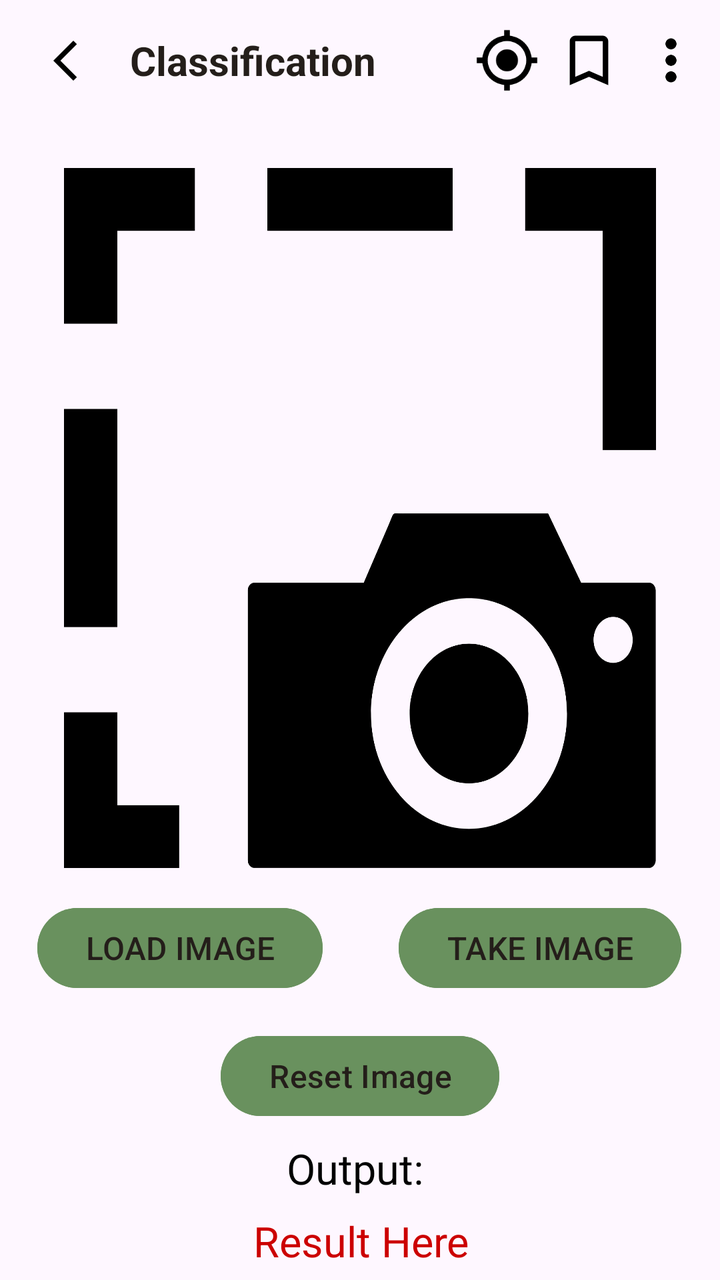
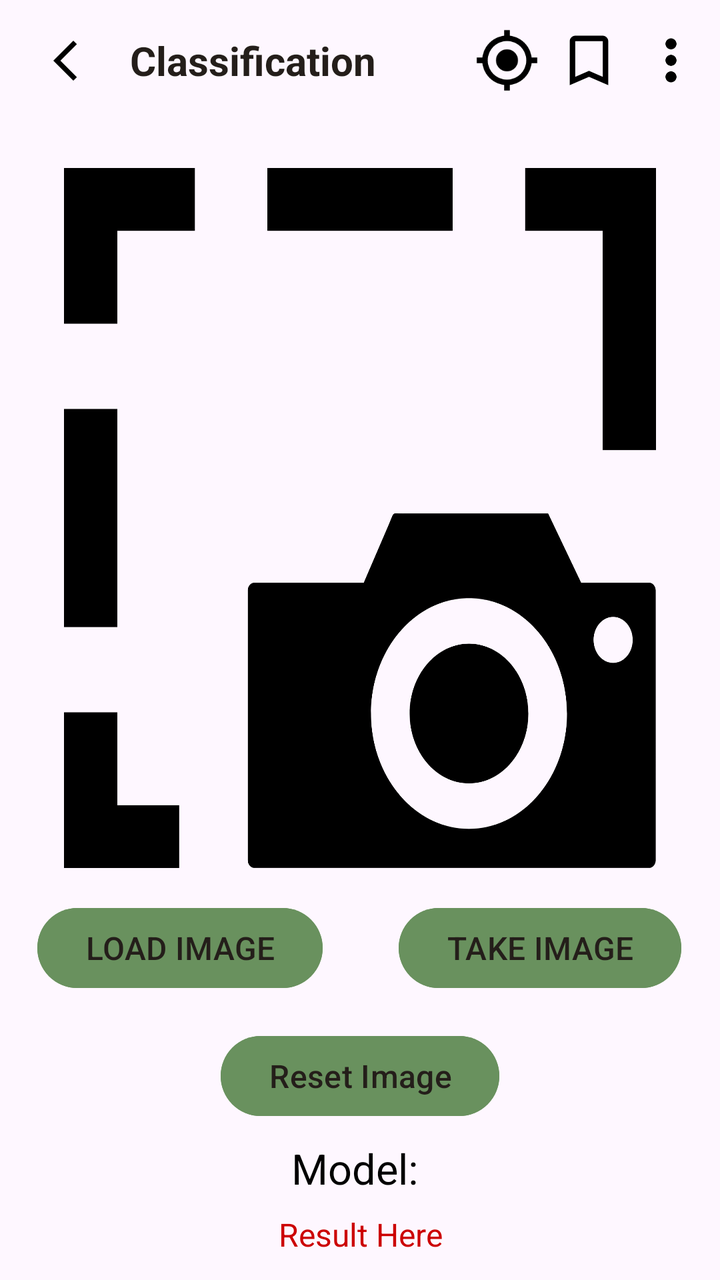

An Android layout rendered at two revisions. The XML below is the earlier revision; the diff shows what the commit changed to produce the second picture.
<!-- AndroidManifest.xml: application theme Theme.SkripsiApp -->
<!-- res/layout/fragment_detail_bookmark.xml -->
<?xml version="1.0" encoding="utf-8"?>
<ScrollView xmlns:android="http://schemas.android.com/apk/res/android"
    xmlns:app="http://schemas.android.com/apk/res-auto"
    xmlns:tools="http://schemas.android.com/tools"
    android:layout_width="match_parent"
    android:layout_height="match_parent"
    android:id="@+id/fragment_detail"
    android:fitsSystemWindows="true"
    tools:context=".fragment.main.bookmarked.detailbookmark.DetailBookmarkFragment">

    <androidx.constraintlayout.widget.ConstraintLayout
        android:layout_width="match_parent"
        android:layout_height="wrap_content">

        
        <com.google.android.material.appbar.AppBarLayout
            android:id="@+id/appBarLayout"
            android:layout_width="match_parent"
            android:layout_height="wrap_content"
            app:layout_constraintEnd_toEndOf="parent"
            app:layout_constraintStart_toStartOf="parent"
            app:layout_constraintTop_toTopOf="parent">

            
            <com.google.android.material.appbar.CollapsingToolbarLayout
                android:layout_width="match_parent"
                android:layout_height="wrap_content"
                app:layout_scrollFlags="scroll|exitUntilCollapsed">

                
                <androidx.appcompat.widget.Toolbar
                    android:layout_width="match_parent"
                    android:layout_height="60dp"
                    android:background="?attr/colorSurface"
                    app:layout_collapseMode="pin">

                    <androidx.constraintlayout.widget.ConstraintLayout
                        android:layout_width="match_parent"
                        android:layout_height="match_parent">

                        <ImageView
                            android:id="@+id/ivBack"
                            android:layout_width="33dp"
                            android:layout_height="33dp"
                            android:scaleType="centerInside"
                            android:src="@drawable/ic_back"
                            app:layout_constraintBottom_toBottomOf="parent"
                            app:layout_constraintStart_toStartOf="parent"
                            app:layout_constraintTop_toTopOf="parent"
                            app:tint="@color/custom_color_black" />

                        <TextView
                            android:id="@+id/txt_title"
                            android:layout_width="0dp"
                            android:layout_height="wrap_content"
                            android:layout_marginStart="16dp"
                            android:layout_marginEnd="8dp"
                            android:ellipsize="end"
                            android:maxLines="1"
                            android:text="Classification"
                            android:textColor="@color/custom_color_text_primary"
                            android:textSize="20sp"
                            android:textStyle="bold"
                            app:layout_constraintBottom_toBottomOf="@+id/ivBack"
                            app:layout_constraintEnd_toStartOf="@+id/iv_location"
                            app:layout_constraintStart_toEndOf="@+id/ivBack"
                            app:layout_constraintTop_toTopOf="@+id/ivBack" />

                        <ImageView
                            android:id="@+id/iv_bookmark"
                            android:layout_width="33dp"
                            android:layout_height="33dp"
                            android:layout_marginEnd="8dp"
                            android:src="@drawable/ic_bookmarked"
                            app:layout_constraintBottom_toBottomOf="@+id/ivMore"
                            app:layout_constraintEnd_toStartOf="@+id/ivMore"
                            app:layout_constraintTop_toTopOf="@+id/ivMore"
                            app:tint="@color/custom_color_black"/>

                        <ImageView
                            android:id="@+id/iv_location"
                            android:layout_width="33dp"
                            android:layout_height="33dp"
                            android:layout_marginEnd="8dp"
                            android:src="@drawable/ic_location"
                            app:layout_constraintBottom_toBottomOf="@+id/iv_bookmark"
                            app:layout_constraintEnd_toStartOf="@+id/iv_bookmark"
                            app:layout_constraintTop_toTopOf="@+id/iv_bookmark" />

                        <ImageView
                            android:id="@+id/ivMore"
                            android:layout_width="33dp"
                            android:layout_height="33dp"
                            android:layout_marginEnd="8dp"
                            android:src="@drawable/ic_more_vert"
                            app:layout_constraintBottom_toBottomOf="parent"
                            app:layout_constraintEnd_toEndOf="parent"
                            app:layout_constraintTop_toTopOf="parent"
                            app:tint="@color/custom_color_black"/>

                    </androidx.constraintlayout.widget.ConstraintLayout>
                </androidx.appcompat.widget.Toolbar>

            </com.google.android.material.appbar.CollapsingToolbarLayout>
        </com.google.android.material.appbar.AppBarLayout>

        <ImageView
            android:id="@+id/imageView"
            android:layout_width="0dp"
            android:layout_height="350dp"
            android:layout_marginStart="32dp"
            android:layout_marginTop="24dp"
            android:layout_marginEnd="32dp"
            android:scaleType="fitXY"
            android:src="@drawable/screenshot_capture_icon"
            app:layout_constraintEnd_toEndOf="parent"
            app:layout_constraintHorizontal_bias="0.5"
            app:layout_constraintStart_toStartOf="parent"
            app:layout_constraintTop_toBottomOf="@+id/appBarLayout" />

        <Button
            android:id="@+id/btn_load_image"
            android:layout_width="wrap_content"
            android:layout_height="wrap_content"
            android:layout_marginTop="16dp"
            android:clickable="true"
            android:text="LOAD IMAGE"
            android:textSize="16sp"
            android:textColor="@color/custom_color_text_primary"
            android:backgroundTint="@color/custom_color_secondary"
            app:layout_constraintEnd_toStartOf="@+id/guideline2"
            app:layout_constraintStart_toStartOf="parent"
            app:layout_constraintTop_toBottomOf="@+id/tv_fun_fact" />

        <Button
            android:id="@+id/btn_capture_image"
            android:layout_width="wrap_content"
            android:layout_height="wrap_content"
            android:layout_marginTop="16dp"
            android:clickable="true"
            android:text="TAKE IMAGE"
            android:textColor="@color/custom_color_text_primary"
            android:backgroundTint="@color/custom_color_secondary"
            android:textSize="16sp"
            app:layout_constraintEnd_toEndOf="parent"
            app:layout_constraintStart_toStartOf="@id/guideline2"
            app:layout_constraintTop_toBottomOf="@+id/tv_fun_fact" />

        <Button
            android:id="@+id/btn_reset_image"
            android:layout_width="wrap_content"
            android:layout_height="wrap_content"
            android:layout_marginTop="16dp"
            android:backgroundTint="@color/custom_color_secondary"
            android:clickable="true"
            android:text="Reset Image"
            android:textColor="@color/custom_color_text_primary"
            android:textSize="16sp"
            app:layout_constraintEnd_toEndOf="parent"
            app:layout_constraintStart_toStartOf="parent"
            app:layout_constraintTop_toBottomOf="@+id/btn_load_image" />

        <TextView
            android:id="@+id/textView"
            android:layout_width="wrap_content"
            android:layout_height="wrap_content"
            android:layout_marginTop="8dp"
            android:text="Output: "
            android:textColor="@color/custom_color_black"
            android:textSize="21sp"
            app:layout_constraintEnd_toEndOf="parent"
            app:layout_constraintStart_toStartOf="parent"
            app:layout_constraintTop_toBottomOf="@+id/btn_reset_image" />

        <TextView
            android:id="@+id/tv_output"
            android:layout_width="wrap_content"
            android:layout_height="wrap_content"
            android:layout_marginTop="8dp"
            android:text="Result Here"
            android:textColor="@android:color/holo_red_dark"
            android:textSize="21sp"
            android:textAlignment="center"
            app:layout_constraintEnd_toEndOf="@+id/textView"
            app:layout_constraintStart_toStartOf="@+id/textView"
            app:layout_constraintTop_toBottomOf="@+id/textView" />

        <TextView
            android:id="@+id/tv_fun_fact"
            android:layout_width="wrap_content"
            android:layout_height="wrap_content"
            android:layout_marginTop="8dp"
            android:visibility="gone"
            android:textSize="16sp"
            android:textStyle="bold"
            android:textColor="@color/custom_color_black"
            app:layout_constraintEnd_toEndOf="@+id/imageView"
            app:layout_constraintStart_toStartOf="@+id/imageView"
            app:layout_constraintTop_toBottomOf="@+id/imageView" />

        <ProgressBar
            android:id="@+id/progressbar"
            android:layout_width="50dp"
            android:layout_height="50dp"
            app:layout_constraintStart_toStartOf="parent"
            app:layout_constraintEnd_toEndOf="parent"
            app:layout_constraintBottom_toBottomOf="parent"
            app:layout_constraintTop_toTopOf="parent"
            android:visibility="gone" />

        <androidx.constraintlayout.widget.Guideline
            android:layout_width="wrap_content"
            android:layout_height="wrap_content"
            android:id="@+id/guideline2"
            app:layout_constraintGuide_percent="0.5"
            android:orientation="vertical"/>
    </androidx.constraintlayout.widget.ConstraintLayout>

</ScrollView>
<!-- resources referenced by this layout -->
<resources>
  <color name="custom_color_black">#000000</color>
  <color name="custom_color_secondary">#69915e</color>
  <color name="custom_color_text_primary">#241e1a</color>
  <!-- drawable ic_back (drawable) -->
  <vector xmlns:android="http://schemas.android.com/apk/res/android" android:height="24dp" android:tint="#000000" android:viewportHeight="24" android:viewportWidth="24" android:width="24dp">
        
      <path android:fillColor="@android:color/white" android:pathData="M17.77,3.77l-1.77,-1.77l-10,10l10,10l1.77,-1.77l-8.23,-8.23z"/>
      
  </vector>
  <!-- drawable ic_bookmarked (drawable) -->
  <vector xmlns:android="http://schemas.android.com/apk/res/android" android:height="24dp" android:tint="#000000" android:viewportHeight="24" android:viewportWidth="24" android:width="24dp">
        
      <path android:fillColor="@android:color/white" android:pathData="M17,3L7,3c-1.1,0 -1.99,0.9 -1.99,2L5,21l7,-3 7,3L19,5c0,-1.1 -0.9,-2 -2,-2zM17,18l-5,-2.18L7,18L7,5h10v13z"/>
      
  </vector>
  <!-- drawable ic_location (drawable) -->
  <vector xmlns:android="http://schemas.android.com/apk/res/android" android:height="24dp" android:tint="@color/custom_color_black" android:viewportHeight="24" android:viewportWidth="24" android:width="24dp">
        
      <path android:fillColor="@android:color/white" android:pathData="M12,8c-2.21,0 -4,1.79 -4,4s1.79,4 4,4 4,-1.79 4,-4 -1.79,-4 -4,-4zM20.94,11c-0.46,-4.17 -3.77,-7.48 -7.94,-7.94L13,1h-2v2.06C6.83,3.52 3.52,6.83 3.06,11L1,11v2h2.06c0.46,4.17 3.77,7.48 7.94,7.94L11,23h2v-2.06c4.17,-0.46 7.48,-3.77 7.94,-7.94L23,13v-2h-2.06zM12,19c-3.87,0 -7,-3.13 -7,-7s3.13,-7 7,-7 7,3.13 7,7 -3.13,7 -7,7z"/>
      
  </vector>
  <!-- drawable ic_more_vert (drawable) -->
  <vector xmlns:android="http://schemas.android.com/apk/res/android" android:height="24dp" android:tint="#000000" android:viewportHeight="24" android:viewportWidth="24" android:width="24dp">
        
      <path android:fillColor="@android:color/white" android:pathData="M12,8c1.1,0 2,-0.9 2,-2s-0.9,-2 -2,-2 -2,0.9 -2,2 0.9,2 2,2zM12,10c-1.1,0 -2,0.9 -2,2s0.9,2 2,2 2,-0.9 2,-2 -0.9,-2 -2,-2zM12,16c-1.1,0 -2,0.9 -2,2s0.9,2 2,2 2,-0.9 2,-2 -0.9,-2 -2,-2z"/>
      
  </vector>
  <!-- drawable screenshot_capture_icon (drawable) -->
  <vector xmlns:android="http://schemas.android.com/apk/res/android" android:height="24.114353dp" android:viewportHeight="512.43" android:viewportWidth="510" android:width="24dp">
        
      <path android:fillColor="@color/custom_color_black" android:fillType="evenOdd" android:pathData="M292.33,252.93h124.75l28.42,50.61h58.56c3.12,0 5.66,2.63 5.66,5.66L509.73,506.73c0,3.03 -2.6,5.66 -5.66,5.66L164,512.39c-3.03,-0.03 -5.66,-2.58 -5.66,-5.66L158.34,309.21c0,-3.12 2.54,-5.66 5.66,-5.66h94.22c7.35,-14.53 14.7,-29.02 22.05,-43.55 4.46,-8.83 2,-7.06 12.06,-7.06zM99.2,512.43L0,512.43L0,398.44h46.05v67.94h53.15v46.05zM0,336.01L0,176.42h46.05v159.59L0,336.01zM0,113.99L0,0h112.78v46.05L46.05,46.05v67.94L0,113.99zM175.2,0h159.59v46.05L175.2,46.05L175.2,0zM397.22,0L510,0v206.5h-46.05L463.95,46.05h-66.72L397.22,0zM473.07,328.56c9.32,0 16.87,7.55 16.87,16.87 0,9.32 -7.55,16.87 -16.87,16.87 -9.32,0 -16.87,-7.55 -16.87,-16.87 0.03,-9.32 7.58,-16.87 16.87,-16.87zM348.89,348.21c28.22,0 51.13,22.9 51.13,51.13 0,28.22 -22.9,51.13 -51.13,51.13 -28.22,0 -51.13,-22.9 -51.13,-51.13 0,-28.22 22.91,-51.13 51.13,-51.13zM348.89,314.92c46.63,0 84.44,37.8 84.44,84.44 0,46.61 -37.8,84.44 -84.44,84.44 -46.61,0 -84.44,-37.83 -84.44,-84.44 0.03,-46.64 37.83,-84.44 84.44,-84.44z"/>
      
  </vector>
  <style name="Theme.SkripsiApp" parent="Base.Theme.SkripsiApp" />
  <style name="Base.Theme.SkripsiApp" parent="Theme.Material3.Light.NoActionBar">
          
          
          <item name="colorPrimary">@color/custom_color_primary</item>
      </style>
  <color name="custom_color_primary">#C0EBA6</color>
</resources>

<!-- the commit's change to res/layout/fragment_detail_bookmark.xml (unified diff, before → after) -->
@@ -165,7 +165,7 @@
             android:layout_width="wrap_content"
             android:layout_height="wrap_content"
             android:layout_marginTop="8dp"
-            android:text="Output: "
+            android:text="Model: "
             android:textColor="@color/custom_color_black"
             android:textSize="21sp"
             app:layout_constraintEnd_toEndOf="parent"
@@ -179,7 +179,7 @@
             android:layout_marginTop="8dp"
             android:text="Result Here"
             android:textColor="@android:color/holo_red_dark"
-            android:textSize="21sp"
+            android:textSize="16sp"
             android:textAlignment="center"
             app:layout_constraintEnd_toEndOf="@+id/textView"
             app:layout_constraintStart_toStartOf="@+id/textView"
@@ -209,11 +209,11 @@
             android:visibility="gone" />
 
         <androidx.constraintlayout.widget.Guideline
-            android:layout_width="wrap_content"
-            android:layout_height="wrap_content"
             android:id="@+id/guideline2"
-            app:layout_constraintGuide_percent="0.5"
-            android:orientation="vertical"/>
+            android:layout_width="wrap_content"
+            android:layout_height="wrap_content"
+            android:orientation="vertical"
+            app:layout_constraintGuide_percent="0.49872774" />
     </androidx.constraintlayout.widget.ConstraintLayout>
 
 </ScrollView>
